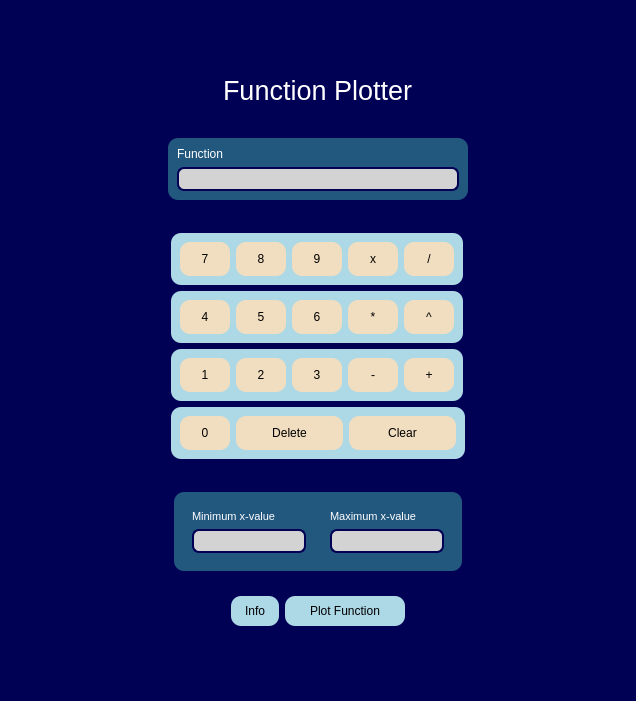
This is Interface.ui in AbdelrahmanNoaman/Function_Plotter as Qt 5 draws it before an edit. The edited form follows.
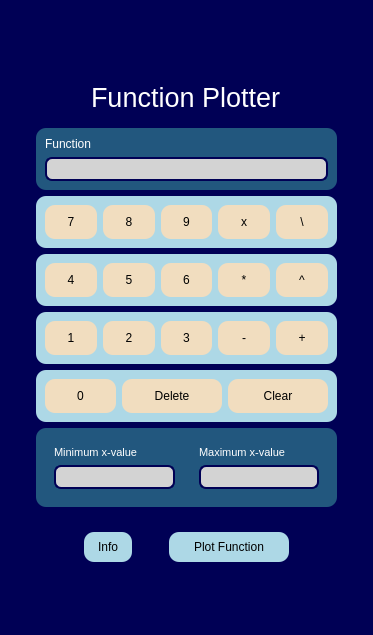
This is the edited form.

Commit message: Responsive_Design

The edit to the form file:
```diff
--- a/Interface.ui
+++ b/Interface.ui
@@ -6,10 +6,16 @@
    <rect>
     <x>0</x>
     <y>0</y>
-    <width>636</width>
-    <height>701</height>
+    <width>373</width>
+    <height>635</height>
    </rect>
   </property>
+  <property name="maximumSize">
+   <size>
+    <width>16777215</width>
+    <height>16777215</height>
+   </size>
+  </property>
   <property name="windowTitle">
    <string>MainWindow</string>
   </property>
@@ -53,8 +59,8 @@
 
 </string>
    </property>
-   <layout class="QVBoxLayout" name="verticalLayout">
-    <item>
+   <layout class="QGridLayout" name="gridLayout_3">
+    <item row="0" column="0">
      <widget class="QFrame" name="frame">
       <property name="sizePolicy">
        <sizepolicy hsizetype="Preferred" vsizetype="Expanding">
@@ -71,8 +77,8 @@
       <property name="frameShadow">
        <enum>QFrame::Raised</enum>
       </property>
-      <layout class="QHBoxLayout" name="horizontalLayout">
-       <item>
+      <layout class="QGridLayout" name="gridLayout_4">
+       <item row="0" column="0" alignment="Qt::AlignVCenter">
         <widget class="QWidget" name="sidemenu" native="true">
          <property name="sizePolicy">
           <sizepolicy hsizetype="Expanding" vsizetype="Expanding">
@@ -95,13 +101,46 @@
          <property name="styleSheet">
           <string notr="true">background :#000055</string>
          </property>
-         <layout class="QVBoxLayout" name="verticalLayout_2">
-          <item alignment="Qt::AlignHCenter|Qt::AlignBottom">
-           <widget class="QFrame" name="frame_2">
+         <layout class="QGridLayout" name="gridLayout_5">
+          <item row="2" column="0" alignment="Qt::AlignTop">
+           <widget class="QFrame" name="frame_3">
+            <property name="frameShape">
+             <enum>QFrame::StyledPanel</enum>
+            </property>
+            <property name="frameShadow">
+             <enum>QFrame::Raised</enum>
+            </property>
+            <layout class="QGridLayout" name="gridLayout_7">
+             <item row="6" column="0">
+              <widget class="QFrame" name="frame_8">
+               <property name="minimumSize">
+                <size>
+                 <width>285</width>
+                 <height>0</height>
+                </size>
+               </property>
+               <property name="maximumSize">
+                <size>
+                 <width>500</width>
+                 <height>100</height>
+                </size>
+               </property>
+               <property name="styleSheet">
+                <string notr="true">background:#22577E;</string>
+               </property>
+               <property name="frameShape">
+                <enum>QFrame::StyledPanel</enum>
+               </property>
+               <property name="frameShadow">
+                <enum>QFrame::Raised</enum>
+               </property>
+               <layout class="QGridLayout" name="gridLayout_2">
+                <item row="0" column="0">
+                 <widget class="QFrame" name="frame_10">
             <property name="minimumSize">
              <size>
               <width>0</width>
-              <height>50</height>
+                    <height>0</height>
              </size>
             </property>
             <property name="frameShape">
@@ -110,52 +149,368 @@
             <property name="frameShadow">
              <enum>QFrame::Raised</enum>
             </property>
-            <layout class="QHBoxLayout" name="horizontalLayout_2">
-             <item>
-              <widget class="QLabel" name="label">
+                  <layout class="QVBoxLayout" name="verticalLayout_8">
+                   <item alignment="Qt::AlignBottom">
+                    <widget class="QLabel" name="label_4">
                <property name="font">
                 <font>
-                 <pointsize>20</pointsize>
+                       <pointsize>8</pointsize>
                 </font>
                </property>
                <property name="styleSheet">
-                <string notr="true">QLabel:hover{
-color:#F1DDBF;
+                      <string notr="true">color:white</string>
+                     </property>
+                     <property name="text">
+                      <string>Minimum x-value</string>
+                     </property>
+                    </widget>
+                   </item>
+                   <item>
+                    <widget class="QLineEdit" name="MinVal">
+                     <property name="styleSheet">
+                      <string notr="true">QLineEdit{
+background:lightgrey;
+color:black;
+border:2px solid #000055
+}
+QLineEdit:focus{
+border:2px solid #0000cc
 }</string>
                </property>
+                     <property name="clearButtonEnabled">
+                      <bool>true</bool>
+                     </property>
+                    </widget>
+                   </item>
+                  </layout>
+                 </widget>
+                </item>
+                <item row="0" column="1">
+                 <widget class="QFrame" name="frame_14">
+                  <property name="frameShape">
+                   <enum>QFrame::StyledPanel</enum>
+                  </property>
+                  <property name="frameShadow">
+                   <enum>QFrame::Raised</enum>
+                  </property>
+                  <layout class="QVBoxLayout" name="verticalLayout_7">
+                   <item>
+                    <widget class="QLabel" name="label_3">
+                     <property name="font">
+                      <font>
+                       <pointsize>8</pointsize>
+                      </font>
+                     </property>
+                     <property name="styleSheet">
+                      <string notr="true">color:white</string>
+                     </property>
                <property name="text">
-                <string>Function Plotter</string>
+                      <string>Maximum x-value</string>
                </property>
               </widget>
              </item>
+                   <item>
+                    <widget class="QLineEdit" name="MaxVal">
+                     <property name="styleSheet">
+                      <string notr="true">QLineEdit{
+background:lightgrey;
+color:black;
+border:2px solid #000055
+}
+QLineEdit:focus{
+border:2px solid #0000cc
+}</string>
+                     </property>
+                     <property name="clearButtonEnabled">
+                      <bool>true</bool>
+                     </property>
+                    </widget>
+                   </item>
             </layout>
            </widget>
           </item>
-          <item alignment="Qt::AlignHCenter|Qt::AlignBottom">
-           <widget class="QFrame" name="frame_5">
+               </layout>
+              </widget>
+             </item>
+             <item row="5" column="0">
+              <widget class="QFrame" name="frame_17">
             <property name="minimumSize">
              <size>
+                 <width>285</width>
+                 <height>0</height>
+                </size>
+               </property>
+               <property name="maximumSize">
+                <size>
+                 <width>500</width>
+                 <height>16777215</height>
+                </size>
+               </property>
+               <property name="styleSheet">
+                <string notr="true">background:lightblue;</string>
+               </property>
+               <property name="frameShape">
+                <enum>QFrame::StyledPanel</enum>
+               </property>
+               <property name="frameShadow">
+                <enum>QFrame::Raised</enum>
+               </property>
+               <layout class="QHBoxLayout" name="horizontalLayout_8">
+                <item>
+                 <widget class="QPushButton" name="Zero">
+                  <property name="minimumSize">
+                   <size>
+                    <width>50</width>
+                    <height>0</height>
+                   </size>
+                  </property>
+                  <property name="maximumSize">
+                   <size>
+                    <width>90</width>
+                    <height>16777215</height>
+                   </size>
+                  </property>
+                  <property name="styleSheet">
+                   <string notr="true">QPushButton{
+background:#F1DDBF;
+}
+QPushButton:hover{
+background:#22577E;
+color:white;
+}</string>
+                  </property>
+                  <property name="text">
+                   <string>0</string>
+                  </property>
+                 </widget>
+                </item>
+                <item>
+                 <widget class="QPushButton" name="Delete">
+                  <property name="minimumSize">
+                   <size>
+                    <width>100</width>
+                    <height>0</height>
+                   </size>
+                  </property>
+                  <property name="maximumSize">
+                   <size>
               <width>200</width>
+                    <height>16777215</height>
+                   </size>
+                  </property>
+                  <property name="styleSheet">
+                   <string notr="true">QPushButton{
+background:#F1DDBF;
+}
+QPushButton:hover{
+background:#22577E;
+color:white;
+}</string>
+                  </property>
+                  <property name="text">
+                   <string>Delete</string>
+                  </property>
+                 </widget>
+                </item>
+                <item>
+                 <widget class="QPushButton" name="Clear">
+                  <property name="minimumSize">
+                   <size>
+                    <width>100</width>
               <height>0</height>
              </size>
             </property>
             <property name="maximumSize">
              <size>
-              <width>2000</width>
+                    <width>200</width>
               <height>16777215</height>
              </size>
             </property>
             <property name="styleSheet">
-             <string notr="true">background:#000055;</string>
-            </property>
+                   <string notr="true">QPushButton{
+background:#F1DDBF;
+}
+QPushButton:hover{
+background:#22577E;
+color:white;
+}</string>
+                  </property>
+                  <property name="text">
+                   <string>Clear</string>
+                  </property>
+                 </widget>
+                </item>
+               </layout>
+              </widget>
+             </item>
+             <item row="3" column="0">
+              <widget class="QFrame" name="frame_13">
+               <property name="minimumSize">
+                <size>
+                 <width>285</width>
+                 <height>0</height>
+                </size>
+               </property>
+               <property name="maximumSize">
+                <size>
+                 <width>500</width>
+                 <height>16777215</height>
+                </size>
+               </property>
+               <property name="styleSheet">
+                <string notr="true">background:lightblue;</string>
+               </property>
             <property name="frameShape">
              <enum>QFrame::StyledPanel</enum>
             </property>
             <property name="frameShadow">
              <enum>QFrame::Raised</enum>
             </property>
-            <layout class="QVBoxLayout" name="verticalLayout_3">
-             <item alignment="Qt::AlignHCenter|Qt::AlignBottom">
+               <layout class="QHBoxLayout" name="horizontalLayout_6">
+                <item>
+                 <widget class="QPushButton" name="Four">
+                  <property name="minimumSize">
+                   <size>
+                    <width>50</width>
+                    <height>0</height>
+                   </size>
+                  </property>
+                  <property name="maximumSize">
+                   <size>
+                    <width>100</width>
+                    <height>16777215</height>
+                   </size>
+                  </property>
+                  <property name="styleSheet">
+                   <string notr="true">QPushButton{
+background:#F1DDBF;
+}
+QPushButton:hover{
+background:#22577E;
+color:white;
+}</string>
+                  </property>
+                  <property name="text">
+                   <string>4</string>
+                  </property>
+                 </widget>
+                </item>
+                <item>
+                 <widget class="QPushButton" name="Five">
+                  <property name="minimumSize">
+                   <size>
+                    <width>50</width>
+                    <height>0</height>
+                   </size>
+                  </property>
+                  <property name="maximumSize">
+                   <size>
+                    <width>100</width>
+                    <height>16777215</height>
+                   </size>
+                  </property>
+                  <property name="styleSheet">
+                   <string notr="true">QPushButton{
+background:#F1DDBF;
+}
+QPushButton:hover{
+background:#22577E;
+color:white;
+}</string>
+                  </property>
+                  <property name="text">
+                   <string>5</string>
+                  </property>
+                 </widget>
+                </item>
+                <item>
+                 <widget class="QPushButton" name="Six">
+                  <property name="minimumSize">
+                   <size>
+                    <width>50</width>
+                    <height>0</height>
+                   </size>
+                  </property>
+                  <property name="maximumSize">
+                   <size>
+                    <width>100</width>
+                    <height>16777215</height>
+                   </size>
+                  </property>
+                  <property name="styleSheet">
+                   <string notr="true">QPushButton{
+background:#F1DDBF;
+}
+QPushButton:hover{
+background:#22577E;
+color:white;
+}</string>
+                  </property>
+                  <property name="text">
+                   <string>6</string>
+                  </property>
+                 </widget>
+                </item>
+                <item>
+                 <widget class="QPushButton" name="Mul">
+                  <property name="minimumSize">
+                   <size>
+                    <width>50</width>
+                    <height>0</height>
+                   </size>
+                  </property>
+                  <property name="maximumSize">
+                   <size>
+                    <width>100</width>
+                    <height>16777215</height>
+                   </size>
+                  </property>
+                  <property name="styleSheet">
+                   <string notr="true">QPushButton{
+background:#F1DDBF;
+}
+QPushButton:hover{
+background:#22577E;
+color:white;
+}</string>
+                  </property>
+                  <property name="text">
+                   <string>*</string>
+                  </property>
+                 </widget>
+                </item>
+                <item>
+                 <widget class="QPushButton" name="power">
+                  <property name="minimumSize">
+                   <size>
+                    <width>50</width>
+                    <height>0</height>
+                   </size>
+                  </property>
+                  <property name="maximumSize">
+                   <size>
+                    <width>100</width>
+                    <height>16777215</height>
+                   </size>
+                  </property>
+                  <property name="styleSheet">
+                   <string notr="true">QPushButton{
+background:#F1DDBF;
+}
+QPushButton:hover{
+background:#22577E;
+color:white;
+}</string>
+                  </property>
+                  <property name="text">
+                   <string>^</string>
+                  </property>
+                 </widget>
+                </item>
+               </layout>
+              </widget>
+             </item>
+             <item row="1" column="0">
               <widget class="QFrame" name="frame_7">
                <property name="sizePolicy">
                 <sizepolicy hsizetype="Expanding" vsizetype="Preferred">
@@ -165,14 +520,14 @@
                </property>
                <property name="minimumSize">
                 <size>
-                 <width>300</width>
+                 <width>285</width>
                  <height>0</height>
                 </size>
                </property>
                <property name="maximumSize">
                 <size>
-                 <width>2000</width>
-                 <height>300</height>
+                 <width>500</width>
+                 <height>90</height>
                 </size>
                </property>
                <property name="styleSheet">
@@ -184,8 +539,8 @@
                <property name="frameShadow">
                 <enum>QFrame::Raised</enum>
                </property>
-               <layout class="QVBoxLayout" name="verticalLayout_4">
-                <item>
+               <layout class="QGridLayout" name="gridLayout">
+                <item row="0" column="0" alignment="Qt::AlignBottom">
                  <widget class="QLabel" name="label_2">
                   <property name="font">
                    <font>
@@ -200,7 +555,7 @@
                   </property>
                  </widget>
                 </item>
-                <item alignment="Qt::AlignVCenter">
+                <item row="1" column="0">
                  <widget class="QLineEdit" name="Expression">
                   <property name="styleSheet">
                    <string notr="true">QLineEdit{
@@ -212,37 +567,28 @@
 border:2px solid #0000cc
 }</string>
                   </property>
+                  <property name="clearButtonEnabled">
+                   <bool>true</bool>
+                  </property>
                  </widget>
                 </item>
                </layout>
               </widget>
              </item>
-            </layout>
-           </widget>
-          </item>
-          <item alignment="Qt::AlignHCenter">
-           <widget class="QFrame" name="frame_6">
-            <property name="styleSheet">
-             <string notr="true">background:#000055;</string>
-            </property>
-            <property name="frameShape">
-             <enum>QFrame::StyledPanel</enum>
-            </property>
-            <property name="frameShadow">
-             <enum>QFrame::Raised</enum>
-            </property>
-            <layout class="QHBoxLayout" name="horizontalLayout_4">
-             <item alignment="Qt::AlignHCenter|Qt::AlignTop">
-              <widget class="QFrame" name="frame_9">
-               <property name="whatsThis">
-                <string>&lt;html&gt;&lt;head/&gt;&lt;body&gt;&lt;p align=&quot;right&quot;&gt;&lt;br/&gt;&lt;/p&gt;&lt;/body&gt;&lt;/html&gt;</string>
-               </property>
-               <property name="styleSheet">
-                <string notr="true"/>
-               </property>
-               <layout class="QVBoxLayout" name="verticalLayout_6">
-                <item alignment="Qt::AlignLeft">
+             <item row="2" column="0">
                  <widget class="QFrame" name="frame_11">
+               <property name="minimumSize">
+                <size>
+                 <width>285</width>
+                 <height>0</height>
+                </size>
+               </property>
+               <property name="maximumSize">
+                <size>
+                 <width>500</width>
+                 <height>16777215</height>
+                </size>
+               </property>
                   <property name="styleSheet">
                    <string notr="true">background:lightblue;</string>
                   </property>
@@ -263,7 +609,7 @@
                      </property>
                      <property name="maximumSize">
                       <size>
-                       <width>50</width>
+                    <width>100</width>
                        <height>16777215</height>
                       </size>
                      </property>
@@ -291,7 +637,7 @@
                      </property>
                      <property name="maximumSize">
                       <size>
-                       <width>50</width>
+                    <width>100</width>
                        <height>16777215</height>
                       </size>
                      </property>
@@ -319,7 +665,7 @@
                      </property>
                      <property name="maximumSize">
                       <size>
-                       <width>50</width>
+                    <width>100</width>
                        <height>16777215</height>
                       </size>
                      </property>
@@ -347,7 +693,7 @@
                      </property>
                      <property name="maximumSize">
                       <size>
-                       <width>50</width>
+                    <width>100</width>
                        <height>16777215</height>
                       </size>
                      </property>
@@ -375,7 +721,7 @@
                      </property>
                      <property name="maximumSize">
                       <size>
-                       <width>50</width>
+                    <width>100</width>
                        <height>16777215</height>
                       </size>
                      </property>
@@ -389,170 +735,27 @@
 }</string>
                      </property>
                      <property name="text">
-                      <string>/</string>
+                   <string>\</string>
                      </property>
                     </widget>
                    </item>
                   </layout>
                  </widget>
                 </item>
-                <item alignment="Qt::AlignLeft">
-                 <widget class="QFrame" name="frame_13">
-                  <property name="styleSheet">
-                   <string notr="true">background:lightblue;</string>
-                  </property>
-                  <property name="frameShape">
-                   <enum>QFrame::StyledPanel</enum>
-                  </property>
-                  <property name="frameShadow">
-                   <enum>QFrame::Raised</enum>
-                  </property>
-                  <layout class="QHBoxLayout" name="horizontalLayout_6">
-                   <item>
-                    <widget class="QPushButton" name="Four">
-                     <property name="minimumSize">
-                      <size>
-                       <width>50</width>
-                       <height>0</height>
-                      </size>
-                     </property>
-                     <property name="maximumSize">
-                      <size>
-                       <width>50</width>
-                       <height>16777215</height>
-                      </size>
-                     </property>
-                     <property name="styleSheet">
-                      <string notr="true">QPushButton{
-background:#F1DDBF;
-}
-QPushButton:hover{
-background:#22577E;
-color:white;
-}</string>
-                     </property>
-                     <property name="text">
-                      <string>4</string>
-                     </property>
-                    </widget>
-                   </item>
-                   <item>
-                    <widget class="QPushButton" name="Five">
-                     <property name="minimumSize">
-                      <size>
-                       <width>50</width>
-                       <height>0</height>
-                      </size>
-                     </property>
-                     <property name="maximumSize">
-                      <size>
-                       <width>50</width>
-                       <height>16777215</height>
-                      </size>
-                     </property>
-                     <property name="styleSheet">
-                      <string notr="true">QPushButton{
-background:#F1DDBF;
-}
-QPushButton:hover{
-background:#22577E;
-color:white;
-}</string>
-                     </property>
-                     <property name="text">
-                      <string>5</string>
-                     </property>
-                    </widget>
-                   </item>
-                   <item>
-                    <widget class="QPushButton" name="Six">
-                     <property name="minimumSize">
-                      <size>
-                       <width>50</width>
-                       <height>0</height>
-                      </size>
-                     </property>
-                     <property name="maximumSize">
-                      <size>
-                       <width>50</width>
-                       <height>16777215</height>
-                      </size>
-                     </property>
-                     <property name="styleSheet">
-                      <string notr="true">QPushButton{
-background:#F1DDBF;
-}
-QPushButton:hover{
-background:#22577E;
-color:white;
-}</string>
-                     </property>
-                     <property name="text">
-                      <string>6</string>
-                     </property>
-                    </widget>
-                   </item>
-                   <item>
-                    <widget class="QPushButton" name="Mul">
-                     <property name="minimumSize">
-                      <size>
-                       <width>50</width>
-                       <height>0</height>
-                      </size>
-                     </property>
-                     <property name="maximumSize">
-                      <size>
-                       <width>50</width>
-                       <height>16777215</height>
-                      </size>
-                     </property>
-                     <property name="styleSheet">
-                      <string notr="true">QPushButton{
-background:#F1DDBF;
-}
-QPushButton:hover{
-background:#22577E;
-color:white;
-}</string>
-                     </property>
-                     <property name="text">
-                      <string>*</string>
-                     </property>
-                    </widget>
-                   </item>
-                   <item>
-                    <widget class="QPushButton" name="power">
-                     <property name="minimumSize">
-                      <size>
-                       <width>50</width>
-                       <height>0</height>
-                      </size>
-                     </property>
-                     <property name="maximumSize">
-                      <size>
-                       <width>50</width>
-                       <height>16777215</height>
-                      </size>
-                     </property>
-                     <property name="styleSheet">
-                      <string notr="true">QPushButton{
-background:#F1DDBF;
-}
-QPushButton:hover{
-background:#22577E;
-color:white;
-}</string>
-                     </property>
-                     <property name="text">
-                      <string>^</string>
-                     </property>
-                    </widget>
-                   </item>
-                  </layout>
-                 </widget>
-                </item>
-                <item alignment="Qt::AlignLeft">
+             <item row="4" column="0">
                  <widget class="QFrame" name="frame_12">
+               <property name="minimumSize">
+                <size>
+                 <width>285</width>
+                 <height>0</height>
+                </size>
+               </property>
+               <property name="maximumSize">
+                <size>
+                 <width>500</width>
+                 <height>16777215</height>
+                </size>
+               </property>
                   <property name="styleSheet">
                    <string notr="true">background:lightblue;</string>
                   </property>
@@ -573,7 +776,7 @@
                      </property>
                      <property name="maximumSize">
                       <size>
-                       <width>50</width>
+                    <width>100</width>
                        <height>16777215</height>
                       </size>
                      </property>
@@ -601,7 +804,7 @@
                      </property>
                      <property name="maximumSize">
                       <size>
-                       <width>50</width>
+                    <width>100</width>
                        <height>16777215</height>
                       </size>
                      </property>
@@ -629,7 +832,7 @@
                      </property>
                      <property name="maximumSize">
                       <size>
-                       <width>50</width>
+                    <width>100</width>
                        <height>16777215</height>
                       </size>
                      </property>
@@ -657,7 +860,7 @@
                      </property>
                      <property name="maximumSize">
                       <size>
-                       <width>50</width>
+                    <width>100</width>
                        <height>16777215</height>
                       </size>
                      </property>
@@ -685,7 +888,7 @@
                      </property>
                      <property name="maximumSize">
                       <size>
-                       <width>50</width>
+                    <width>100</width>
                        <height>16777215</height>
                       </size>
                      </property>
@@ -706,144 +909,12 @@
                   </layout>
                  </widget>
                 </item>
-                <item alignment="Qt::AlignLeft">
-                 <widget class="QFrame" name="frame_17">
-                  <property name="styleSheet">
-                   <string notr="true">background:lightblue;</string>
-                  </property>
-                  <property name="frameShape">
-                   <enum>QFrame::StyledPanel</enum>
-                  </property>
-                  <property name="frameShadow">
-                   <enum>QFrame::Raised</enum>
-                  </property>
-                  <layout class="QHBoxLayout" name="horizontalLayout_8">
-                   <item>
-                    <widget class="QPushButton" name="Zero">
-                     <property name="minimumSize">
-                      <size>
-                       <width>50</width>
-                       <height>0</height>
-                      </size>
-                     </property>
-                     <property name="maximumSize">
-                      <size>
-                       <width>50</width>
-                       <height>16777215</height>
-                      </size>
-                     </property>
-                     <property name="styleSheet">
-                      <string notr="true">QPushButton{
-background:#F1DDBF;
-}
-QPushButton:hover{
-background:#22577E;
-color:white;
-}</string>
-                     </property>
-                     <property name="text">
-                      <string>0</string>
-                     </property>
-                    </widget>
-                   </item>
-                   <item>
-                    <widget class="QPushButton" name="Delete">
-                     <property name="minimumSize">
-                      <size>
-                       <width>107</width>
-                       <height>0</height>
-                      </size>
-                     </property>
-                     <property name="maximumSize">
-                      <size>
-                       <width>107</width>
-                       <height>16777215</height>
-                      </size>
-                     </property>
-                     <property name="styleSheet">
-                      <string notr="true">QPushButton{
-background:#F1DDBF;
-}
-QPushButton:hover{
-background:#22577E;
-color:white;
-}</string>
-                     </property>
-                     <property name="text">
-                      <string>Delete</string>
-                     </property>
-                    </widget>
-                   </item>
-                   <item>
-                    <widget class="QPushButton" name="Clear">
-                     <property name="minimumSize">
-                      <size>
-                       <width>107</width>
-                       <height>0</height>
-                      </size>
-                     </property>
-                     <property name="maximumSize">
-                      <size>
-                       <width>107</width>
-                       <height>16777215</height>
-                      </size>
-                     </property>
-                     <property name="styleSheet">
-                      <string notr="true">QPushButton{
-background:#F1DDBF;
-}
-QPushButton:hover{
-background:#22577E;
-color:white;
-}</string>
-                     </property>
-                     <property name="text">
-                      <string>Clear</string>
-                     </property>
-                    </widget>
-                   </item>
-                  </layout>
-                 </widget>
-                </item>
-               </layout>
-              </widget>
-             </item>
-            </layout>
-           </widget>
-          </item>
-          <item alignment="Qt::AlignHCenter|Qt::AlignBottom">
-           <widget class="QFrame" name="frame_3">
-            <property name="frameShape">
-             <enum>QFrame::StyledPanel</enum>
-            </property>
-            <property name="frameShadow">
-             <enum>QFrame::Raised</enum>
-            </property>
-            <layout class="QVBoxLayout" name="verticalLayout_5">
-             <item>
-              <widget class="QFrame" name="frame_8">
-               <property name="maximumSize">
-                <size>
-                 <width>2000</width>
-                 <height>200</height>
-                </size>
-               </property>
-               <property name="styleSheet">
-                <string notr="true">background:#22577E;</string>
-               </property>
-               <property name="frameShape">
-                <enum>QFrame::StyledPanel</enum>
-               </property>
-               <property name="frameShadow">
-                <enum>QFrame::Raised</enum>
-               </property>
-               <layout class="QHBoxLayout" name="horizontalLayout_3">
-                <item>
-                 <widget class="QFrame" name="frame_10">
+             <item row="0" column="0">
+              <widget class="QFrame" name="frame_2">
                   <property name="minimumSize">
                    <size>
                     <width>0</width>
-                    <height>0</height>
+                 <height>50</height>
                    </size>
                   </property>
                   <property name="frameShape">
@@ -852,97 +923,41 @@
                   <property name="frameShadow">
                    <enum>QFrame::Raised</enum>
                   </property>
-                  <layout class="QVBoxLayout" name="verticalLayout_8">
-                   <item alignment="Qt::AlignBottom">
-                    <widget class="QLabel" name="label_4">
+               <layout class="QGridLayout" name="gridLayout_6">
+                <item row="0" column="0" alignment="Qt::AlignHCenter">
+                 <widget class="QLabel" name="label">
                      <property name="font">
                       <font>
-                       <pointsize>8</pointsize>
+                    <pointsize>20</pointsize>
                       </font>
                      </property>
                      <property name="styleSheet">
-                      <string notr="true">color:white</string>
-                     </property>
-                     <property name="text">
-                      <string>Minimum x-value</string>
-                     </property>
-                    </widget>
-                   </item>
-                   <item>
-                    <widget class="QLineEdit" name="MinVal">
-                     <property name="styleSheet">
-                      <string notr="true">QLineEdit{
-background:lightgrey;
-color:black;
-border:2px solid #000055
-}
-QLineEdit:focus{
-border:2px solid #0000cc
+                   <string notr="true">QLabel:hover{
+color:#F1DDBF;
 }</string>
                      </property>
-                    </widget>
-                   </item>
-                  </layout>
-                 </widget>
-                </item>
-                <item>
-                 <widget class="QFrame" name="frame_14">
-                  <property name="frameShape">
-                   <enum>QFrame::StyledPanel</enum>
-                  </property>
-                  <property name="frameShadow">
-                   <enum>QFrame::Raised</enum>
-                  </property>
-                  <layout class="QVBoxLayout" name="verticalLayout_7">
-                   <item>
-                    <widget class="QLabel" name="label_3">
-                     <property name="font">
-                      <font>
-                       <pointsize>8</pointsize>
-                      </font>
-                     </property>
-                     <property name="styleSheet">
-                      <string notr="true">color:white</string>
-                     </property>
                      <property name="text">
-                      <string>Maximum x-value</string>
+                   <string>Function Plotter</string>
                      </property>
                     </widget>
                    </item>
-                   <item>
-                    <widget class="QLineEdit" name="MaxVal">
-                     <property name="styleSheet">
-                      <string notr="true">QLineEdit{
-background:lightgrey;
-color:black;
-border:2px solid #000055
-}
-QLineEdit:focus{
-border:2px solid #0000cc
-}</string>
-                     </property>
-                    </widget>
-                   </item>
                   </layout>
                  </widget>
                 </item>
                </layout>
               </widget>
              </item>
-            </layout>
-           </widget>
-          </item>
-          <item alignment="Qt::AlignHCenter|Qt::AlignTop">
+          <item row="3" column="0" alignment="Qt::AlignHCenter|Qt::AlignBottom">
            <widget class="QFrame" name="frame_4">
             <property name="minimumSize">
              <size>
-              <width>0</width>
+              <width>285</width>
               <height>50</height>
              </size>
             </property>
             <property name="maximumSize">
              <size>
-              <width>16777215</width>
+              <width>500</width>
               <height>50</height>
              </size>
             </property>
@@ -955,8 +970,8 @@
             <property name="frameShadow">
              <enum>QFrame::Raised</enum>
             </property>
-            <layout class="QHBoxLayout" name="horizontalLayout_9">
-             <item>
+            <layout class="QGridLayout" name="gridLayout_8">
+             <item row="0" column="0">
               <widget class="QPushButton" name="INFO">
                <property name="minimumSize">
                 <size>
@@ -984,7 +999,7 @@
                </property>
               </widget>
              </item>
-             <item>
+             <item row="0" column="1">
               <widget class="QPushButton" name="Plot_Button">
                <property name="minimumSize">
                 <size>
```
Lines whose indentation alone changed are shown as unchanged. The commit also changes 1 other file.
